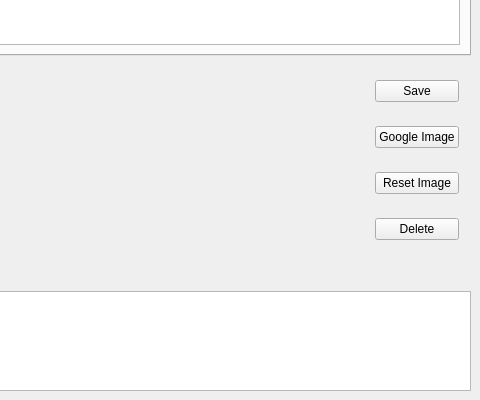
Old version of the form kstars/tools/observinglist.ui in the repository KDE/kstars; both pictures show x 381 to 861 and y 250 to 650 of the 861 by 650 pixel window.
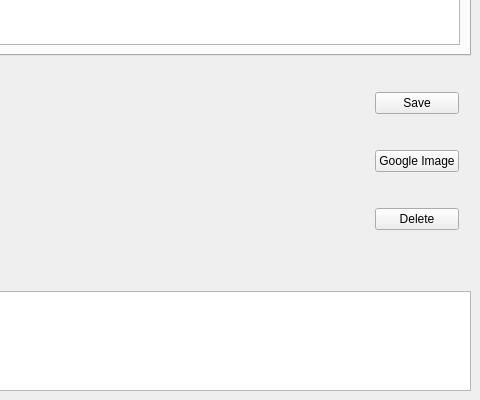
New version of the form. Custom widgets are drawn as their Qt base class.

Commit message: The Reset Image feature is not needed as the user can delete and download a new image if there is a problem with the existant image.

Patch:
```diff
--- a/kstars/tools/observinglist.ui
+++ b/kstars/tools/observinglist.ui
@@ -647,13 +647,6 @@
          </property>
         </widget>
        </item>
-       <item>
-        <widget class="QPushButton" name="ResetImage">
-         <property name="text">
-          <string>Reset Image</string>
-         </property>
-        </widget>
-       </item>
        <item>
         <widget class="QPushButton" name="DeleteImage">
          <property name="text">
```
The commit also changes 1 other file.
